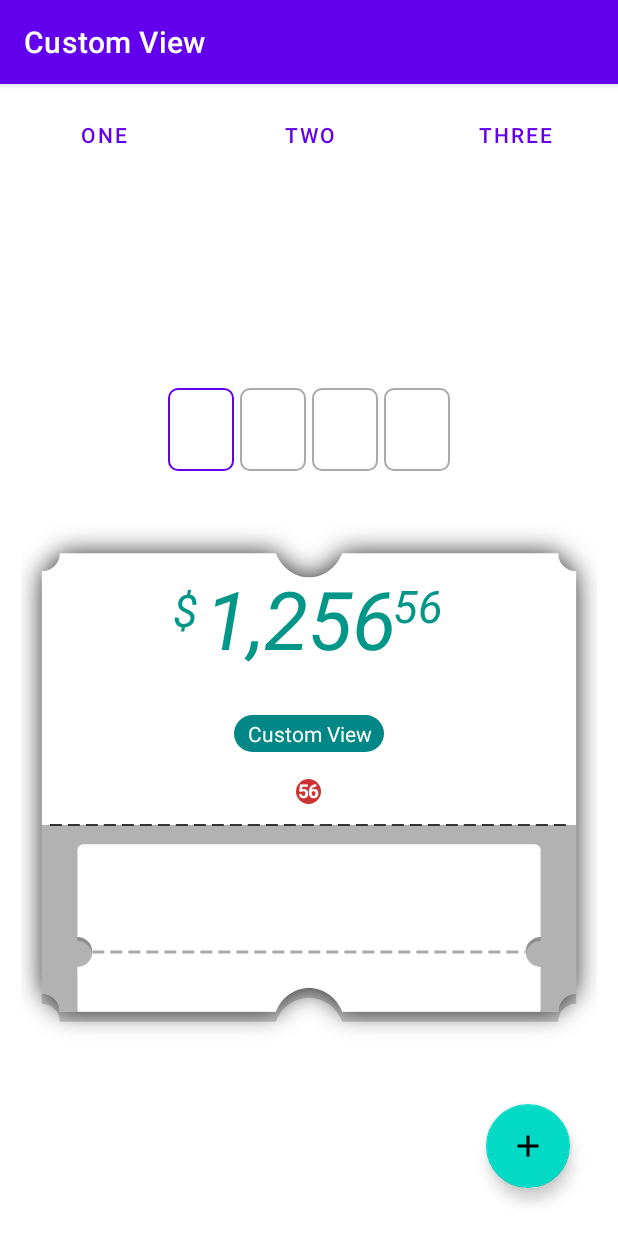
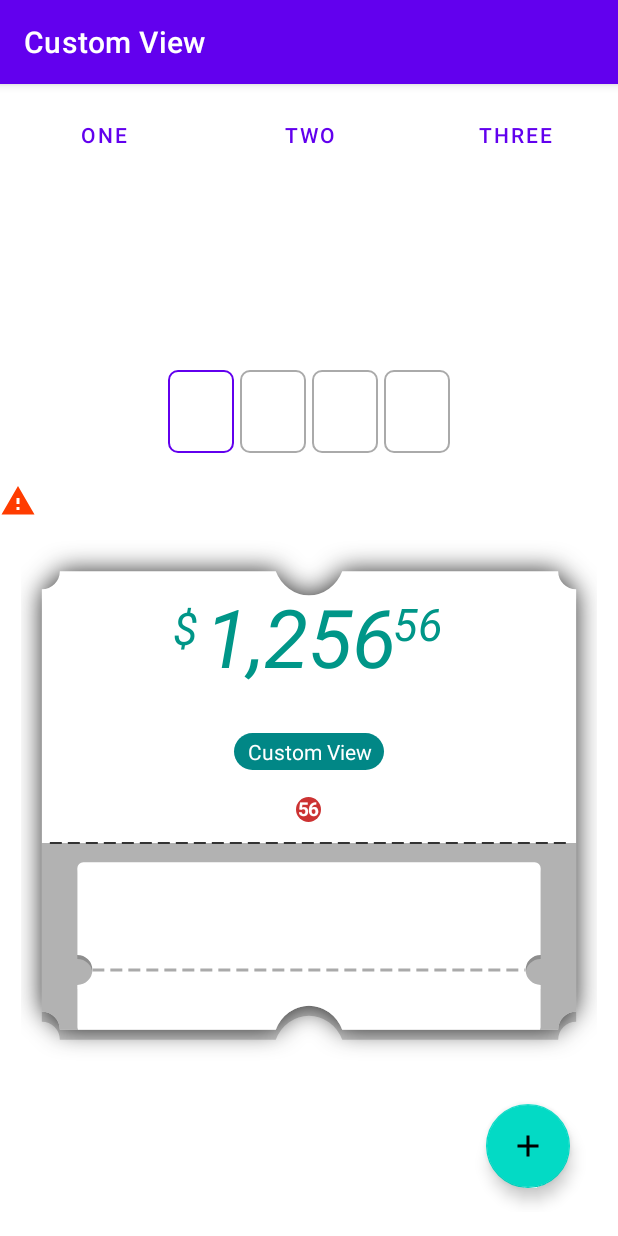
Before and after one commit to leodan11/custom-view, an Android app: the screen it shows after launch (MainActivity), after a tap on an icon or button, on a phone screen of 412 x 824 dp. Run offline under Robolectric (Android 15) with nearby library versions, the phone set to English and light mode, and no system bars; 21 statements that could not run were skipped.

Commit message:
New item added

```diff
--- a/app/src/main/java/com/leodan11/myapplication/MainActivity.kt
+++ b/app/src/main/java/com/leodan11/myapplication/MainActivity.kt
@@ -132,6 +132,7 @@ class MainActivity : AppCompatActivity() {
                 Toast.makeText(this@MainActivity, "Badge Clicked - OTP: ${otpView.text}", Toast.LENGTH_SHORT)
                     .show()
                 badgeTextView.text = list.random().toSpannable()
+                switchIconView.switchState()
             }
         }
         with(binding.viewExampleSignature) {
--- a/app/src/main/res/layout/view_example.xml
+++ b/app/src/main/res/layout/view_example.xml
@@ -20,6 +20,18 @@
             app:isPassword="true"
             app:pinMask="."
             app:pinPadding="@dimen/dimen_4" />
+
+        <com.github.leodan11.customview.widget.SwitchIconView
+            android:id="@+id/switchIconView"
+            android:layout_width="wrap_content"
+            android:layout_height="wrap_content"
+            app:si_animation_duration="500"
+            app:si_disabled_alpha=".5"
+            app:si_disabled_color="#b7b7b7"
+            app:si_enabled="false"
+            app:si_no_dash="true"
+            app:si_tint_color="#ff3c00"
+            app:srcCompat="@drawable/ic_warning_yellow" />
 
         <com.github.leodan11.customview.layout.TicketLayout
             android:layout_width="match_parent"
--- /dev/null
+++ b/widget/src/main/java/com/github/leodan11/customview/widget/SwitchIconView.kt
@@ -0,0 +1,284 @@
+package com.github.leodan11.customview.widget
+
+import android.animation.ArgbEvaluator
+import android.animation.ValueAnimator
+import android.content.Context
+import android.graphics.Canvas
+import android.graphics.Color
+import android.graphics.Paint
+import android.graphics.Path
+import android.graphics.Point
+import android.graphics.PorterDuff
+import android.graphics.PorterDuffColorFilter
+import android.graphics.Region
+import android.os.Build
+import android.os.Parcel
+import android.os.Parcelable
+import android.util.AttributeSet
+import android.view.View
+import android.view.animation.DecelerateInterpolator
+import androidx.annotation.FloatRange
+import androidx.appcompat.widget.AppCompatImageView
+import kotlin.math.sin
+
+class SwitchIconView @JvmOverloads constructor(
+    context: Context,
+    attrs: AttributeSet? = null,
+    defStyleAttr: Int = 0
+) :
+    AppCompatImageView(context, attrs, defStyleAttr) {
+
+    @FloatRange(from = 0.0, to = 1.0)
+    private var fraction = 0f
+    private var dashThickness: Int = 0
+    private var dashLengthXProjection: Int = 0
+    private var dashLengthYProjection: Int = 0
+    private var colorFilter: PorterDuffColorFilter
+
+    @FloatRange(from = 0.0, to = 1.0)
+    private val disabledStateAlpha: Float
+    private val animationDuration: Long
+    private val dashXStart: Int
+    private val dashYStart: Int
+    private val iconTintColor: Int
+    private val disabledStateColor: Int
+    private val noDash: Boolean
+    private val colorEvaluator = ArgbEvaluator()
+    private val clipPath = Path()
+    private val dashStart = Point()
+    private val dashEnd = Point()
+    private val dashPaint = Paint(Paint.ANTI_ALIAS_FLAG).apply {
+        style = Paint.Style.STROKE
+    }
+
+    /**
+     * Check state
+     *
+     * @return TRUE if icon is enabled, otherwise FALSE
+     */
+    var isIconEnabled = false
+        private set
+
+    init {
+        setLayerType(View.LAYER_TYPE_SOFTWARE, null)
+        context.theme.obtainStyledAttributes(attrs, R.styleable.SwitchIconView, 0, 0).apply {
+            try {
+                iconTintColor = getColor(R.styleable.SwitchIconView_si_tint_color, Color.BLACK)
+                animationDuration = getInteger(
+                    R.styleable.SwitchIconView_si_animation_duration,
+                    DEFAULT_ANIMATION_DURATION
+                ).toLong()
+                disabledStateAlpha =
+                    getFloat(R.styleable.SwitchIconView_si_disabled_alpha, DEFAULT_DISABLED_ALPHA)
+                disabledStateColor =
+                    getColor(R.styleable.SwitchIconView_si_disabled_color, iconTintColor)
+                isIconEnabled = getBoolean(R.styleable.SwitchIconView_si_enabled, true)
+                noDash = getBoolean(R.styleable.SwitchIconView_si_no_dash, false)
+            } finally {
+                recycle()
+            }
+        }
+
+        if (disabledStateAlpha < 0f || disabledStateAlpha > 1f) {
+            throw IllegalArgumentException(
+                "Wrong value for si_disabled_alpha [" + disabledStateAlpha + "]. "
+                        + "Must be value from range [0, 1]"
+            )
+        }
+
+        colorFilter = PorterDuffColorFilter(iconTintColor, PorterDuff.Mode.SRC_IN)
+        setColorFilter(colorFilter)
+
+        dashXStart = paddingLeft
+        dashYStart = paddingTop
+
+        dashPaint.color = iconTintColor
+
+        initDashCoordinates()
+        setFraction(if (isIconEnabled) 0f else 1f)
+    }
+
+    /**
+     * Changes state
+     *
+     * @param enabled If TRUE - icon is enabled
+     */
+    @JvmOverloads
+    fun setIconEnabled(enabled: Boolean, animate: Boolean = true) {
+        if (isIconEnabled == enabled) return
+        switchState(animate)
+    }
+
+    /**
+     * Switches icon state
+     *
+     * @param animate Indicates that state will be changed with or without animation
+     * default value = TRUE
+     */
+    @JvmOverloads
+    fun switchState(animate: Boolean = true) {
+        val newFraction = if (isIconEnabled) 1f else 0f
+        isIconEnabled = !isIconEnabled
+        if (animate) {
+            animateToFraction(newFraction)
+        } else {
+            setFraction(newFraction)
+            invalidate()
+        }
+    }
+
+    override fun onSaveInstanceState(): Parcelable {
+        val superState = super.onSaveInstanceState()
+        val savedState = SwitchIconSavedState(superState)
+        savedState.iconEnabled = isIconEnabled
+        return savedState
+    }
+
+    override fun onRestoreInstanceState(state: Parcelable) {
+        if (state !is SwitchIconSavedState) {
+            super.onRestoreInstanceState(state)
+            return
+        }
+        super.onRestoreInstanceState(state.superState)
+        isIconEnabled = state.iconEnabled
+        setFraction(if (isIconEnabled) 0f else 1f)
+    }
+
+    override fun onSizeChanged(width: Int, height: Int, oldWidth: Int, oldHeight: Int) {
+        super.onSizeChanged(width, height, oldWidth, oldHeight)
+        dashLengthXProjection = width - paddingLeft - paddingRight
+        dashLengthYProjection = height - paddingTop - paddingBottom
+        dashThickness =
+            (DASH_THICKNESS_PART * (dashLengthXProjection + dashLengthYProjection) / 2f).toInt()
+        dashPaint.strokeWidth = dashThickness.toFloat()
+        initDashCoordinates()
+        updateClipPath()
+    }
+
+    @Suppress("DEPRECATION")
+    override fun onDraw(canvas: Canvas) {
+        if (!noDash) {
+            drawDash(canvas)
+            if (Build.VERSION.SDK_INT >= Build.VERSION_CODES.O) {
+                canvas.clipOutPath(clipPath)
+            } else {
+                canvas.clipPath(clipPath, Region.Op.XOR)
+            }
+        }
+        super.onDraw(canvas)
+    }
+
+    private fun animateToFraction(toFraction: Float) {
+        ValueAnimator.ofFloat(fraction, toFraction).apply {
+            addUpdateListener { animation -> setFraction(animation.animatedValue as Float) }
+            interpolator = DecelerateInterpolator()
+            duration = animationDuration
+            start()
+        }
+    }
+
+    private fun setFraction(fraction: Float) {
+        this.fraction = fraction
+        updateColor(fraction)
+        updateAlpha(fraction)
+        updateClipPath()
+        postInvalidateOnAnimationCompat()
+    }
+
+    private fun initDashCoordinates() {
+        val delta1 = 1.5f * SIN_45 * dashThickness.toFloat()
+        val delta2 = 0.5f * SIN_45 * dashThickness.toFloat()
+        dashStart.x = (dashXStart + delta2).toInt()
+        dashStart.y = dashYStart + delta1.toInt()
+        dashEnd.x = (dashXStart + dashLengthXProjection - delta1).toInt()
+        dashEnd.y = (dashYStart + dashLengthYProjection - delta2).toInt()
+    }
+
+    private fun updateClipPath() {
+        val delta = dashThickness / SIN_45
+        clipPath.apply {
+            reset()
+            moveTo(dashXStart.toFloat(), dashYStart + delta)
+            lineTo(dashXStart + delta, dashYStart.toFloat())
+            lineTo(
+                dashXStart + dashLengthXProjection * fraction,
+                dashYStart + dashLengthYProjection * fraction - delta
+            )
+            lineTo(
+                dashXStart + dashLengthXProjection * fraction - delta,
+                dashYStart + dashLengthYProjection * fraction
+            )
+        }
+    }
+
+    private fun drawDash(canvas: Canvas) {
+        val x = fraction * (dashEnd.x - dashStart.x) + dashStart.x
+        val y = fraction * (dashEnd.y - dashStart.y) + dashStart.y
+        canvas.drawLine(dashStart.x.toFloat(), dashStart.y.toFloat(), x, y, dashPaint)
+    }
+
+    private fun updateColor(fraction: Float) {
+        if (iconTintColor != disabledStateColor) {
+            val color = colorEvaluator.evaluate(fraction, iconTintColor, disabledStateColor) as Int
+            updateImageColor(color)
+            dashPaint.color = color
+        }
+    }
+
+    private fun updateAlpha(fraction: Float) {
+        val alpha =
+            ((disabledStateAlpha + (1f - fraction) * (1f - disabledStateAlpha)) * 255).toInt()
+        updateImageAlpha(alpha)
+        dashPaint.alpha = alpha
+    }
+
+    private fun updateImageColor(color: Int) {
+        colorFilter = PorterDuffColorFilter(color, PorterDuff.Mode.SRC_IN)
+        setColorFilter(colorFilter)
+    }
+
+    private fun updateImageAlpha(alpha: Int) {
+        imageAlpha = alpha
+    }
+
+    private fun postInvalidateOnAnimationCompat() {
+        postInvalidateOnAnimation()
+    }
+
+    internal class SwitchIconSavedState : BaseSavedState {
+        var iconEnabled: Boolean = false
+
+        constructor(superState: Parcelable?) : super(superState) {}
+
+        private constructor(parcel: Parcel) : super(parcel) {
+            val enabled = parcel.readInt()
+            iconEnabled = enabled == 1
+        }
+
+        override fun writeToParcel(out: Parcel, flags: Int) {
+            super.writeToParcel(out, flags)
+            out.writeInt(if (iconEnabled) 1 else 0)
+        }
+
+        companion object {
+
+            @JvmField
+            val CREATOR: Parcelable.Creator<SwitchIconSavedState> =
+                object : Parcelable.Creator<SwitchIconSavedState> {
+                    override fun createFromParcel(parcel: Parcel): SwitchIconSavedState {
+                        return SwitchIconSavedState(parcel)
+                    }
+
+                    override fun newArray(size: Int): Array<SwitchIconSavedState?> =
+                        arrayOfNulls(size)
+                }
+        }
+    }
+
+    companion object {
+        private const val DEFAULT_ANIMATION_DURATION = 300
+        private const val DASH_THICKNESS_PART = 1f / 12f
+        private const val DEFAULT_DISABLED_ALPHA = .5f
+        private val SIN_45 = sin(Math.toRadians(45.0)).toFloat()
+    }
+}
--- a/widget/src/main/java/com/github/leodan11/customview/widget/pin/PinView.kt
+++ b/widget/src/main/java/com/github/leodan11/customview/widget/pin/PinView.kt
@@ -140,6 +140,10 @@ class PinView @JvmOverloads constructor(
         this.onTextChangedListener = onTextChangedListener
     }
 
+    fun removeOnTextChangedListener() {
+        this.onTextChangedListener = null
+    }
+
     private fun addPinStateObserver() {
         CoroutineScope(viewScope).launch {
             pinStateEmitter.collectLatest {
```
Also changed, not shown: widget/src/main/res/values/attrs.xml (+9 -0 lines).
